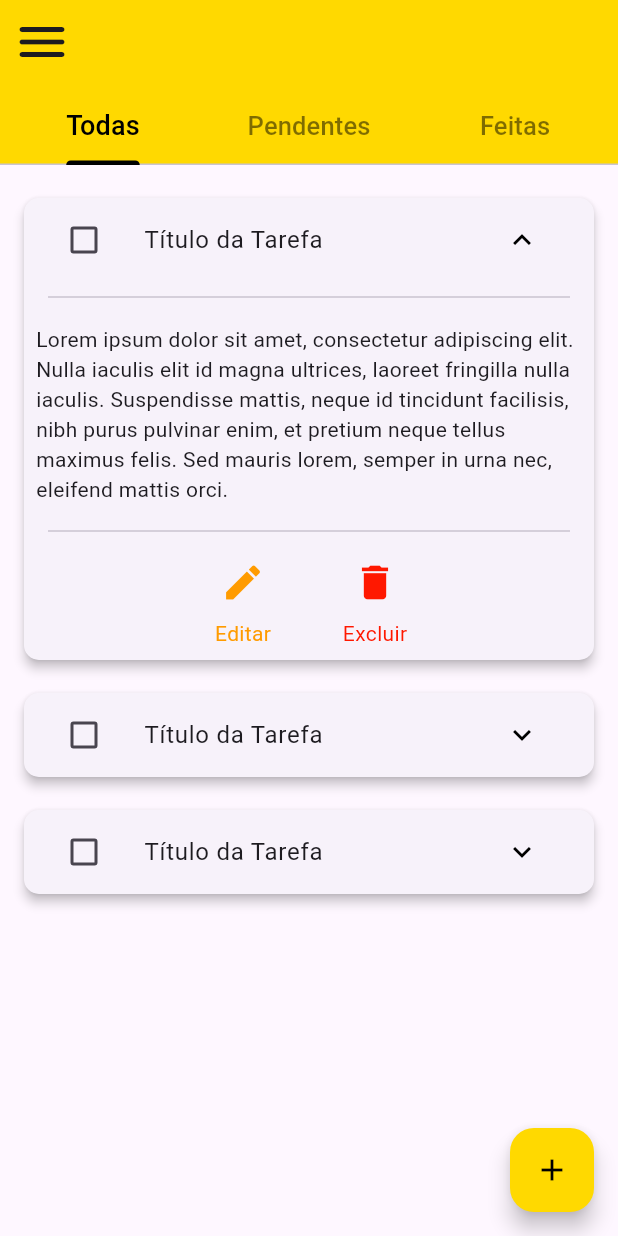
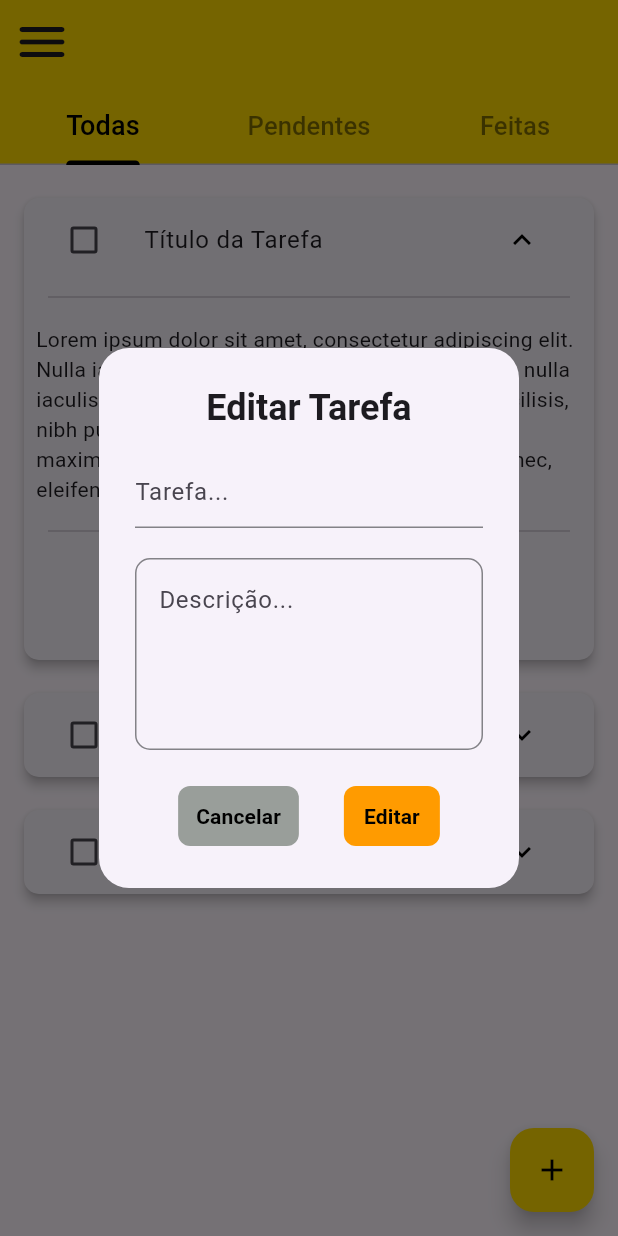
Before and after one commit to pedroo-vtor/anote-e-lembre, a Flutter app: the ListaTarefasView screen opened directly, after a tap on "Título da Tarefa", after a tap on the "edit" icon, on a phone screen of 412 x 824 dp. Run offline on Flutter 3.47's test engine with Material 3 defaults, Android fonts, the phone set to English and light mode, and no system bars; our stand-ins replace firebase_auth, firebase_core; accounts and stored records are empty.

Commit message:
wip(editar): Cria view do botão Editar Tarefa

```diff
--- /dev/null
+++ b/lib/views/lista_tarefa_views/editar_tarefa_view.dart
@@ -0,0 +1,114 @@
+import 'package:flutter/material.dart';
+
+class EditarTarefaView extends StatelessWidget {
+  const EditarTarefaView({super.key});
+
+  @override
+  Widget build(BuildContext context) {
+    return AlertDialog(
+      shape: RoundedRectangleBorder(
+        borderRadius: BorderRadiusGeometry.circular(20),
+      ),
+
+      //Título do Alert Dialog (Adicionar Tarefa)
+      title: const Text(
+        "Editar Tarefa",
+        textAlign: TextAlign.center,
+        style: TextStyle(fontWeight: FontWeight.bold),
+      ),
+
+      //Cor de Fundo
+      backgroundColor: const Color(0xFFF7F2FA),
+
+      content: Column(
+        mainAxisSize: MainAxisSize.min,
+        mainAxisAlignment: MainAxisAlignment.spaceBetween,
+        children: [
+          // Formulário para adicionar o título
+          TextField(
+            cursorColor: Colors.black,
+            decoration: const InputDecoration(
+              hintText: "Tarefa...",
+              enabledBorder: UnderlineInputBorder(
+                borderSide: BorderSide(color: Color(0xFF838287), width: 1),
+              ),
+              focusedBorder: UnderlineInputBorder(
+                borderSide: BorderSide(color: Color(0xFF838287), width: 1),
+              ),
+            ),
+          ),
+
+          const SizedBox(height: 20),
+
+          // Formulário para adicionar a descrição
+          TextFormField(
+            maxLines: 6,
+            minLines: 4,
+            cursorColor: Colors.black,
+            decoration: InputDecoration(
+              hintText: 'Descrição...',
+              enabledBorder: OutlineInputBorder(
+                borderSide: const BorderSide(color: Color(0xFF838287)),
+                borderRadius: BorderRadius.circular(10),
+              ),
+              focusedBorder: OutlineInputBorder(
+                borderSide: const BorderSide(color: Color(0xFF838287)),
+                borderRadius: BorderRadius.circular(10),
+              ),
+            ),
+          ),
+
+          const SizedBox(height: 20),
+
+          //Botões de ação
+          Row(
+            mainAxisAlignment: MainAxisAlignment.center,
+            children: [
+              //Botão Cancelar
+              TextButton(
+                onPressed: () {
+                  Navigator.pop(context);
+                },
+                style: TextButton.styleFrom(
+                  backgroundColor: const Color(0xFF999E9A),
+                  shape: RoundedRectangleBorder(
+                    borderRadius: BorderRadiusGeometry.circular(8),
+                  ),
+                ),
+                child: const Text(
+                  "Cancelar",
+                  textAlign: TextAlign.center,
+                  style: TextStyle(
+                    color: Color(0xFF000000),
+                    fontWeight: FontWeight.bold,
+                  ),
+                ),
+              ),
+
+              const SizedBox(width: 30),
+
+              //Botão Adicionar
+              TextButton(
+                onPressed: () {},
+                style: TextButton.styleFrom(
+                  backgroundColor: const Color(0xFFFF9B00),
+                  shape: RoundedRectangleBorder(
+                    borderRadius: BorderRadiusGeometry.circular(8),
+                  ),
+                ),
+                child: const Text(
+                  "Editar",
+                  textAlign: TextAlign.center,
+                  style: TextStyle(
+                    color: Color(0xFF000000),
+                    fontWeight: FontWeight.bold,
+                  ),
+                ),
+              ),
+            ],
+          ),
+        ],
+      ),
+    );
+  }
+}
--- a/lib/views/lista_tarefa_views/tarefa_view.dart
+++ b/lib/views/lista_tarefa_views/tarefa_view.dart
@@ -1,4 +1,5 @@
 import 'package:flutter/material.dart';
+import 'package:anote_e_lembre/views/lista_tarefa_views/editar_tarefa_view.dart';
 
 class TarefaView extends StatefulWidget {
   const TarefaView({super.key});
@@ -22,10 +23,8 @@ class _TarefaViewState extends State<TarefaView> {
 
       child: Column(
         children: [
-
           // Cabeçalho (Sempre Visível)
           ListTile(
-
             // Título da Tarefa
             title: const Text("Título da Tarefa"),
 
@@ -68,7 +67,6 @@ class _TarefaViewState extends State<TarefaView> {
           if (tarefaExpandida)
             Column(
               children: [
-
                 //  Divisão entre Título e Descrição
                 Divider(height: 20, indent: 16, endIndent: 16),
 
@@ -87,12 +85,18 @@ class _TarefaViewState extends State<TarefaView> {
                 // Botões de Ações (Editar e Excluir)
                 Row(
                   mainAxisAlignment: MainAxisAlignment.center,
+
                   // Botão Editar
                   children: [
                     Column(
                       children: [
                         IconButton(
-                          onPressed: () {},
+                          onPressed: () {
+                            showDialog(
+                              context: context,
+                              builder: (context) => EditarTarefaView(),
+                            );
+                          },
                           icon: Icon(
                             Icons.edit,
                             size: 30,
```
